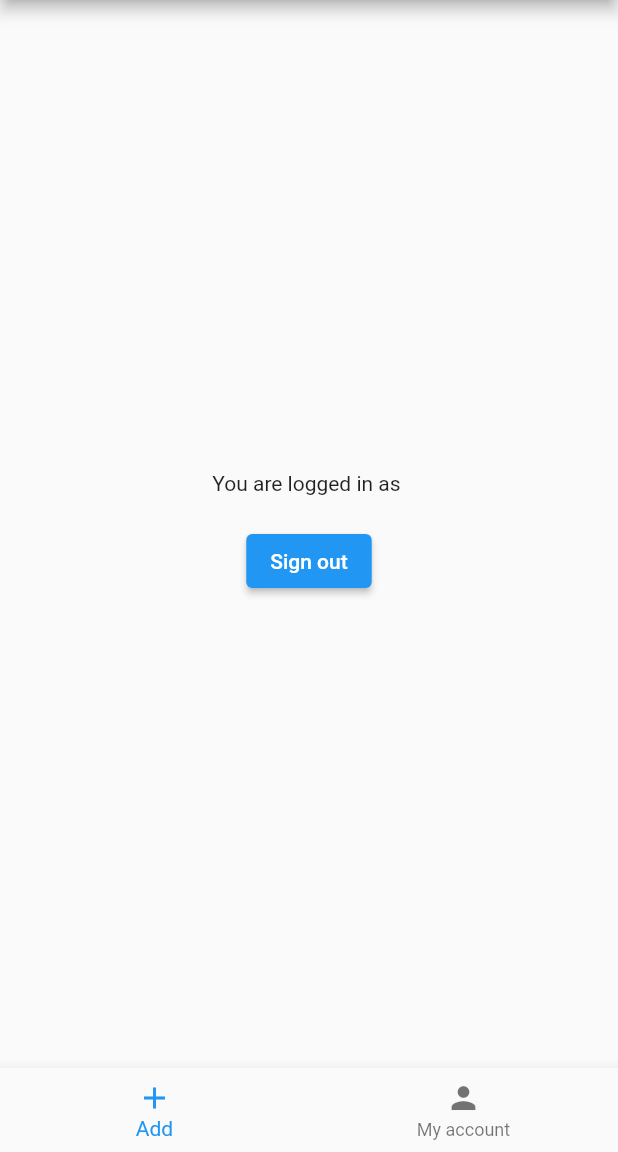
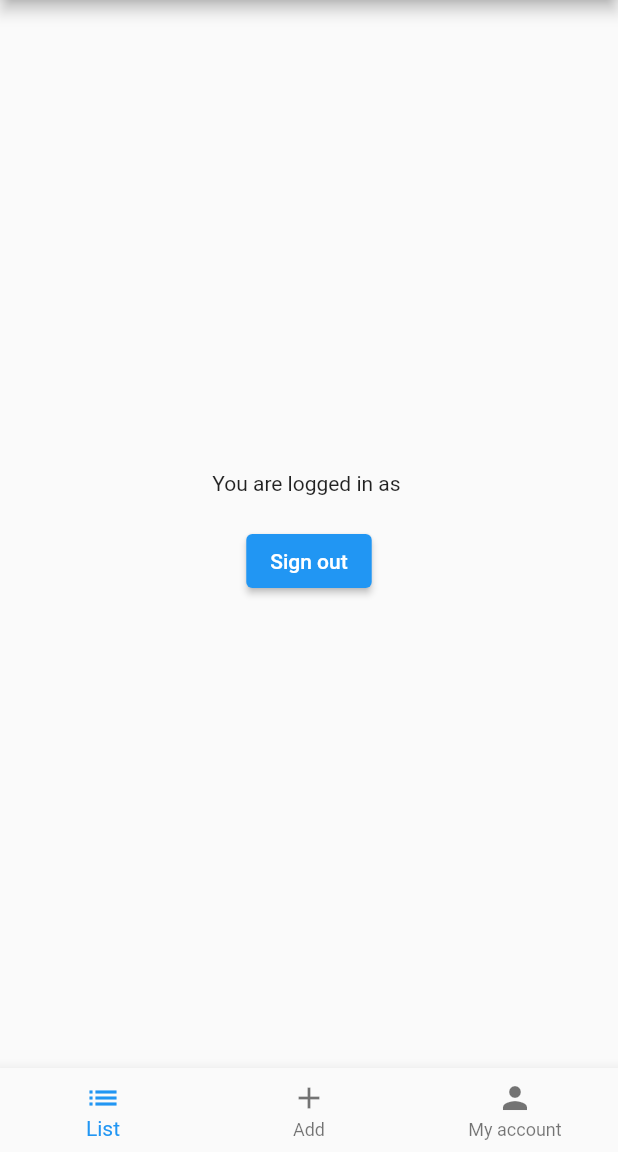
Before and after one commit to marcinwozniak407/when_was_that, a Flutter app: the screen it shows once a user with an empty profile is signed in, on a phone screen of 412 x 824 dp, the part 84-1236 px from its top. Run offline on Flutter 3.47's test engine with Material 2 defaults, Android fonts, the phone set to English and light mode, and no system bars; our stand-ins replace animated_splash_screen, firebase_auth, firebase_core, google_fonts; accounts and stored records are empty.

Commit message:
Add list button to BottomNavigationBar

```diff
--- a/lib/app/home/home_page.dart
+++ b/lib/app/home/home_page.dart
@@ -48,6 +48,10 @@ class _HomePageState extends State<HomePage> {
         },
         items: const [
           BottomNavigationBarItem(
+            icon: Icon(Icons.list),
+            label: 'List',
+          ),
+          BottomNavigationBarItem(
             icon: Icon(Icons.add),
             label: 'Add',
           ),
```
